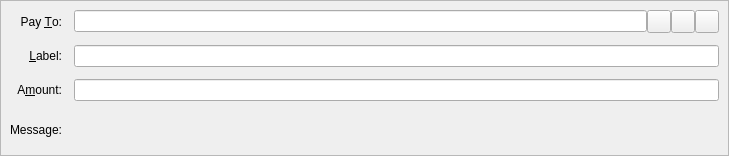
Qt form src/qt/forms/sendcoinsentry.ui (axelnetwork/AXEL) before a commit.
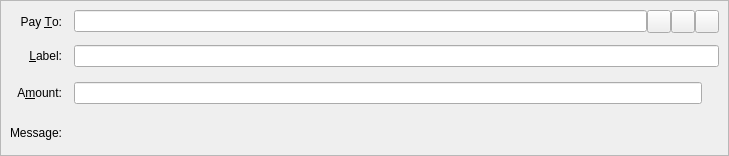
The same form after that commit. Icons and pictures are not drawn. Custom widgets are drawn as their Qt base class.

```diff
--- a/src/qt/forms/sendcoinsentry.ui
+++ b/src/qt/forms/sendcoinsentry.ui
@@ -142,7 +142,34 @@
      </widget>
     </item>
     <item row="2" column="1">
-     <widget class="BitcoinAmountField" name="payAmount"/>
+     <layout class="QHBoxLayout" name="amountLayout">
+      <property name="spacing">
+       <number>10</number>
+      </property>
+      <item>
+        <widget class="BitcoinAmountField" name="payAmount">
+        <property name="MaximumWidth">
+         <number>170</number>
+        </property>
+        <property name="MinimumWidth">
+         <number>170</number>
+        </property>
+        </widget>
+      </item>
+      <item>
+        <widget class="QLabel" name="dustLabel">
+        <property name="text">
+         <string></string>
+        </property>
+        <property name="alignment">
+         <set>Qt::AlignLeft|Qt::AlignVCenter</set>
+        </property>
+        <property name="buddy">
+         <cstring>payAmount</cstring>
+        </property>
+        </widget>
+      </item>
+     </layout>
     </item>
     <item row="3" column="0">
      <widget class="QLabel" name="messageLabel">
```
